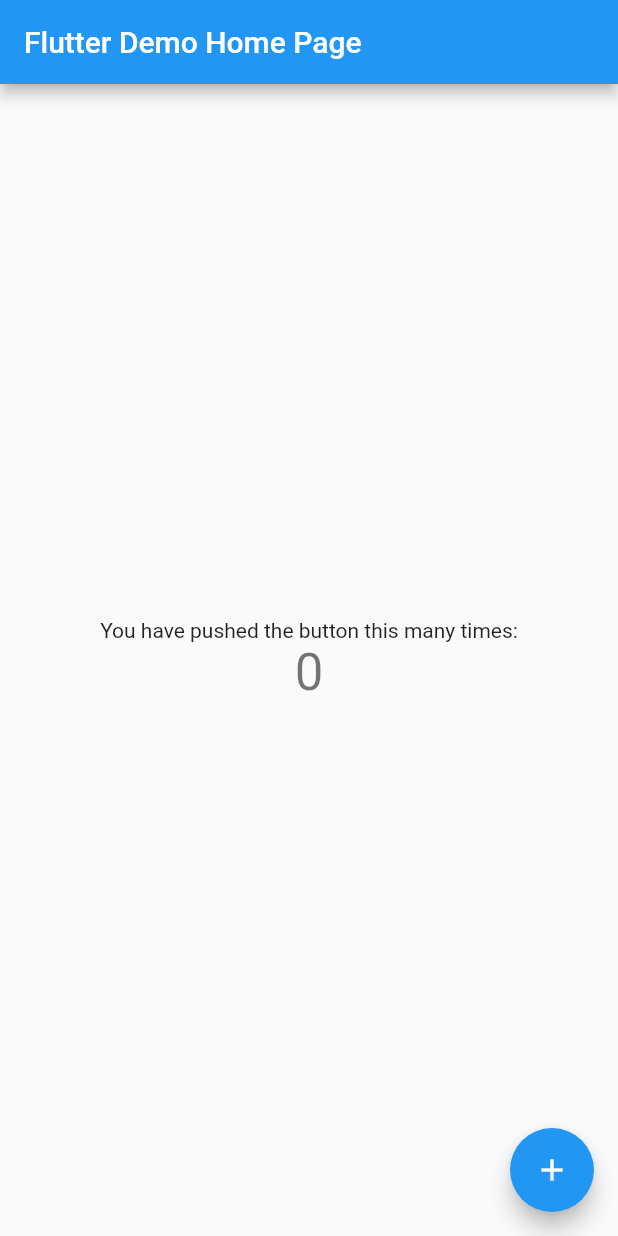
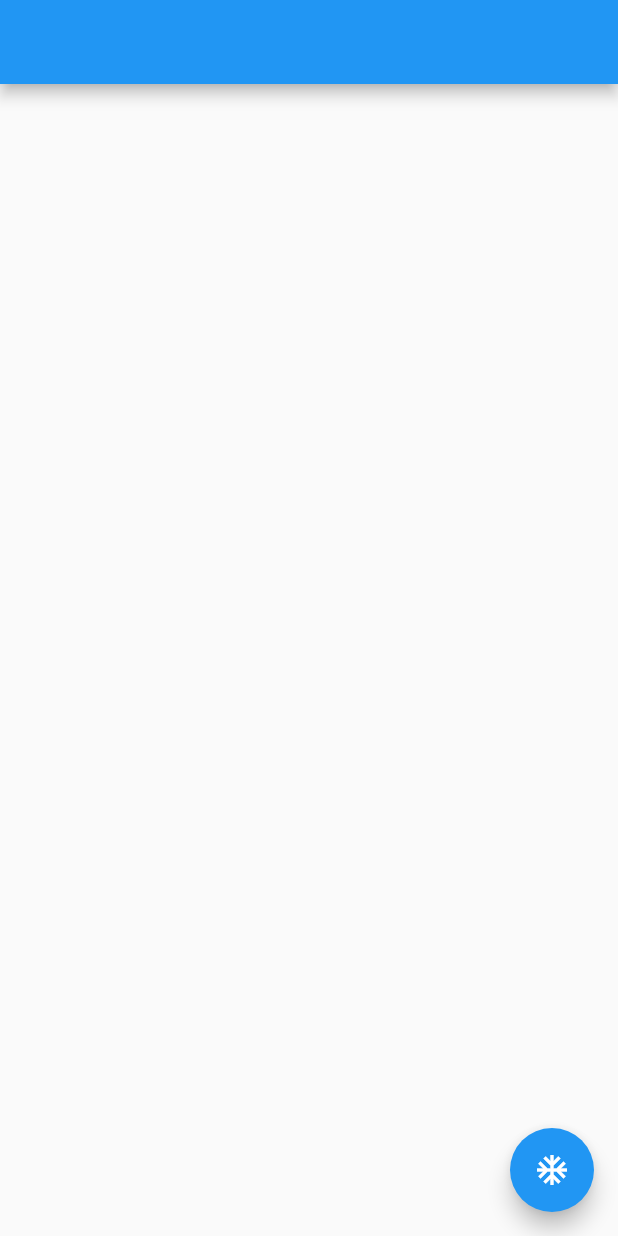
Before and after one commit to ufznr37/flutter-custom-dialog, a Flutter app: the screen it shows after launch, on a phone screen of 412 x 824 dp. Run offline on Flutter 3.47's test engine with Material 2 defaults, Android fonts, the phone set to English and light mode, and no system bars.

```diff
--- a/lib/main.dart
+++ b/lib/main.dart
@@ -1,4 +1,5 @@
 import 'package:flutter/material.dart';
+import 'package:flutter_custom_dialog/platform_dialog/platform_dialog.dart';
 
 void main() {
   runApp(const MyApp());
@@ -13,103 +14,30 @@ class MyApp extends StatelessWidget {
     return MaterialApp(
       title: 'Flutter Demo',
       theme: ThemeData(
-        // This is the theme of your application.
-        //
-        // Try running your application with "flutter run". You'll see the
-        // application has a blue toolbar. Then, without quitting the app, try
-        // changing the primarySwatch below to Colors.green and then invoke
-        // "hot reload" (press "r" in the console where you ran "flutter run",
-        // or simply save your changes to "hot reload" in a Flutter IDE).
-        // Notice that the counter didn't reset back to zero; the application
-        // is not restarted.
         primarySwatch: Colors.blue,
       ),
-      home: const MyHomePage(title: 'Flutter Demo Home Page'),
+      home: const HomePage(),
     );
   }
 }
 
-class MyHomePage extends StatefulWidget {
-  const MyHomePage({Key? key, required this.title}) : super(key: key);
+class HomePage extends StatelessWidget {
+  const HomePage({Key? key}) : super(key: key);
 
-  // This widget is the home page of your application. It is stateful, meaning
-  // that it has a State object (defined below) that contains fields that affect
-  // how it looks.
-
-  // This class is the configuration for the state. It holds the values (in this
-  // case the title) provided by the parent (in this case the App widget) and
-  // used by the build method of the State. Fields in a Widget subclass are
-  // always marked "final".
-
-  final String title;
-
-  @override
-  State<MyHomePage> createState() => _MyHomePageState();
-}
-
-class _MyHomePageState extends State<MyHomePage> {
-  int _counter = 0;
-
-  void _incrementCounter() {
-    setState(() {
-      // This call to setState tells the Flutter framework that something has
-      // changed in this State, which causes it to rerun the build method below
-      // so that the display can reflect the updated values. If we changed
-      // _counter without calling setState(), then the build method would not be
-      // called again, and so nothing would appear to happen.
-      _counter++;
-    });
+  void _showDialog(BuildContext context) {
+    PlatformDialog.show(context);
   }
 
   @override
   Widget build(BuildContext context) {
-    // This method is rerun every time setState is called, for instance as done
-    // by the _incrementCounter method above.
-    //
-    // The Flutter framework has been optimized to make rerunning build methods
-    // fast, so that you can just rebuild anything that needs updating rather
-    // than having to individually change instances of widgets.
     return Scaffold(
       appBar: AppBar(
-        // Here we take the value from the MyHomePage object that was created by
-        // the App.build method, and use it to set our appbar title.
-        title: Text(widget.title),
       ),
-      body: Center(
-        // Center is a layout widget. It takes a single child and positions it
-        // in the middle of the parent.
-        child: Column(
-          // Column is also a layout widget. It takes a list of children and
-          // arranges them vertically. By default, it sizes itself to fit its
-          // children horizontally, and tries to be as tall as its parent.
-          //
-          // Invoke "debug painting" (press "p" in the console, choose the
-          // "Toggle Debug Paint" action from the Flutter Inspector in Android
-          // Studio, or the "Toggle Debug Paint" command in Visual Studio Code)
-          // to see the wireframe for each widget.
-          //
-          // Column has various properties to control how it sizes itself and
-          // how it positions its children. Here we use mainAxisAlignment to
-          // center the children vertically; the main axis here is the vertical
-          // axis because Columns are vertical (the cross axis would be
-          // horizontal).
-          mainAxisAlignment: MainAxisAlignment.center,
-          children: <Widget>[
-            const Text(
-              'You have pushed the button this many times:',
-            ),
-            Text(
-              '$_counter',
-              style: Theme.of(context).textTheme.headline4,
-            ),
-          ],
-        ),
+      body: const SizedBox(),
+      floatingActionButton: FloatingActionButton(
+        onPressed: () => _showDialog(context),
+        child: const Icon(Icons.ac_unit),
       ),
-      floatingActionButton: FloatingActionButton(
-        onPressed: _incrementCounter,
-        tooltip: 'Increment',
-        child: const Icon(Icons.add),
-      ), // This trailing comma makes auto-formatting nicer for build methods.
     );
   }
 }
--- /dev/null
+++ b/lib/platform_dialog/base_dialog.dart
@@ -0,0 +1,6 @@
+
+import 'package:flutter/widgets.dart';
+
+abstract class BaseDialog {
+  Future<dynamic> show(BuildContext context, {Widget? content, List<Widget>? actions});
+}
```
Also changed, not shown: lib/platform_dialog/android_dialog.dart (added, +16 -0 lines), lib/platform_dialog/ios_dialog.dart (added, +17 -0 lines), lib/platform_dialog/platform_dialog.dart (added, +40 -0 lines).
